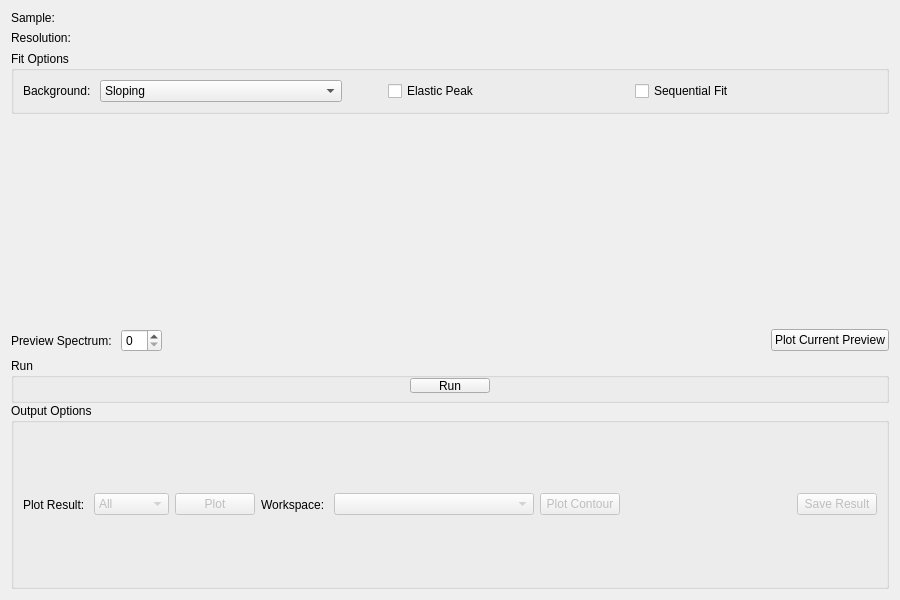
First picture: the form in qt/scientific_interfaces/Indirect/Stretch.ui, repository mantidproject/mantid, before the edit.
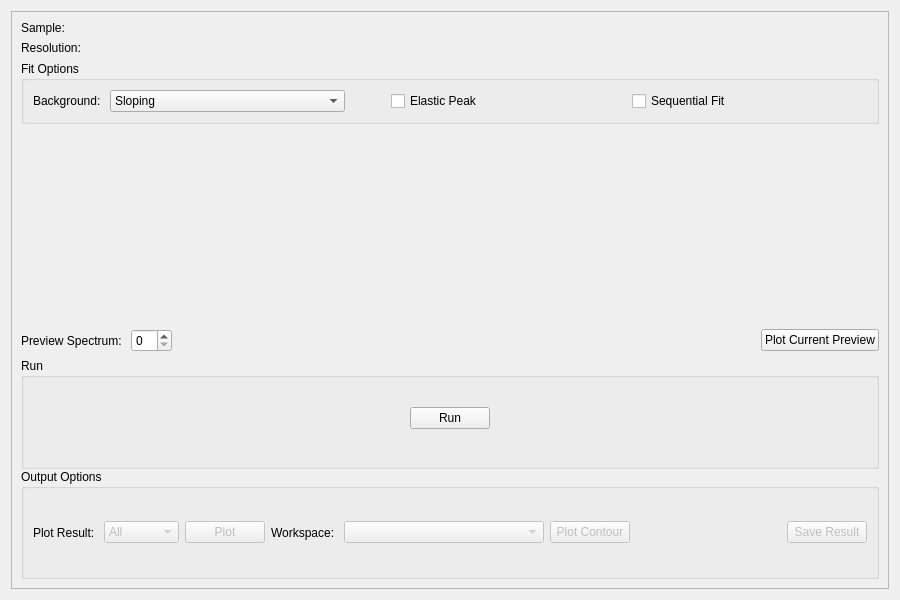
Second picture: the form after the edit. Custom widgets are drawn as their Qt base class.

Commit message:
Re #31426 Add Scroll Area
Added Scroll area to bayes (ResNorm/Quasi/Stretch) and data analysis (Elwin/Iqt)

What changed in the file:
```diff
--- a/qt/scientific_interfaces/Indirect/Stretch.ui
+++ b/qt/scientific_interfaces/Indirect/Stretch.ui
@@ -15,6 +15,21 @@
   </property>
   <layout class="QVBoxLayout" name="verticalLayout">
    <item>
+    <widget class="QScrollArea" name="scrollArea">
+     <property name="widgetResizable">
+      <bool>true</bool>
+     </property>
+     <widget class="QWidget" name="scrollAreaWidgetContents">
+      <property name="geometry">
+       <rect>
+        <x>0</x>
+        <y>0</y>
+        <width>880</width>
+        <height>580</height>
+       </rect>
+      </property>
+      <layout class="QVBoxLayout" name="verticalLayout_4">
+       <item>
     <layout class="QGridLayout" name="gridLayout">
      <item row="0" column="0">
       <widget class="QLabel" name="lblSample">
@@ -242,12 +257,6 @@
       </property>
       <item>
        <widget class="QGroupBox" name="gbRun">
-        <property name="maximumSize">
-         <size>
-          <width>16777215</width>
-          <height>45</height>
-         </size>
-        </property>
         <property name="title">
          <string>Run</string>
         </property>
@@ -409,6 +418,10 @@
        </layout>
       </item>
      </layout>
+        </widget>
+       </item>
+      </layout>
+     </widget>
     </widget>
    </item>
   </layout>
```
Lines whose indentation alone changed are shown as unchanged. The commit also changes 4 other files.
